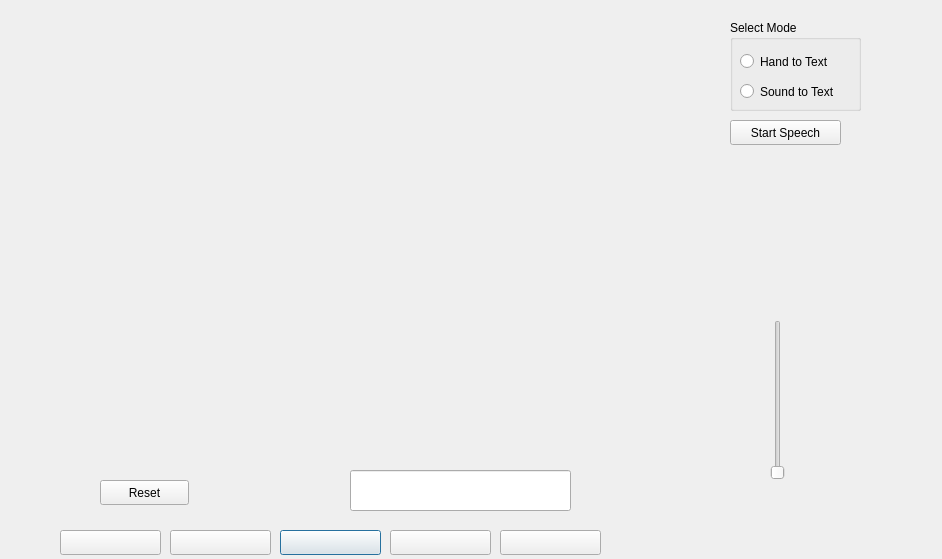
First picture: the form in src/yhj/total/drl_demo.ui, repository addinedu-ros-4th/deeplearning-repo-5, before the edit.
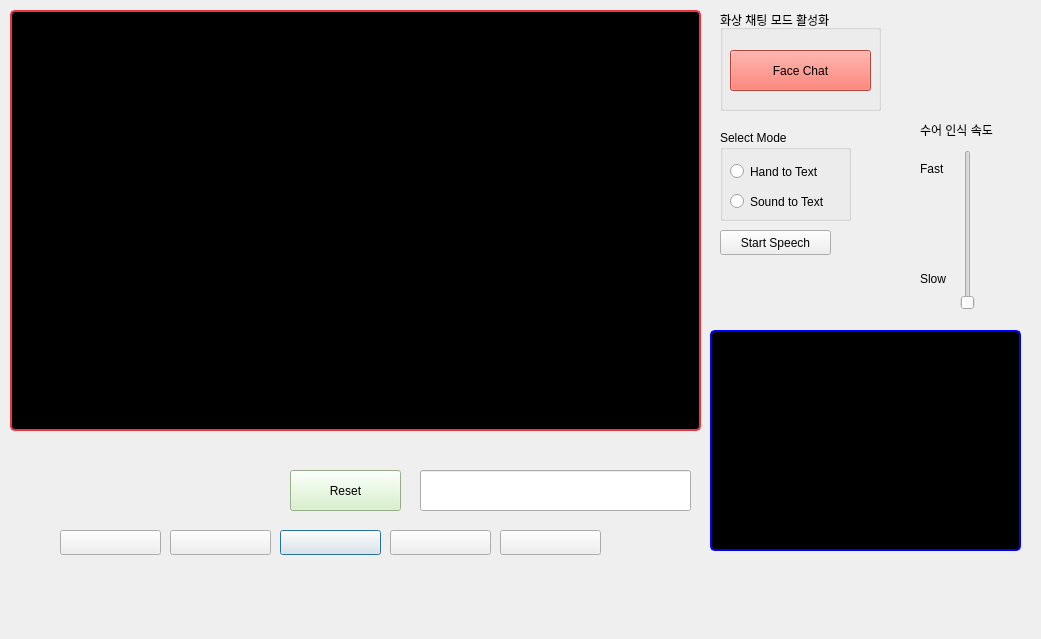
Second picture: the form after the edit.

```diff
--- a/src/yhj/total/drl_demo.ui
+++ b/src/yhj/total/drl_demo.ui
@@ -6,8 +6,8 @@
    <rect>
     <x>0</x>
     <y>0</y>
-    <width>942</width>
-    <height>559</height>
+    <width>1041</width>
+    <height>639</height>
    </rect>
   </property>
   <property name="windowTitle">
@@ -22,6 +22,14 @@
      <height>421</height>
     </rect>
    </property>
+   <property name="styleSheet">
+    <string notr="true">    background-color: rgb(0, 0, 0);
+    color: rgb(255, 255, 255);
+    border: 2px solid rgb(237, 51, 59);
+    border-radius: 5px;
+    padding: 5px;
+</string>
+   </property>
    <property name="text">
     <string/>
    </property>
@@ -29,9 +37,9 @@
   <widget class="QLineEdit" name="input">
    <property name="geometry">
     <rect>
-     <x>350</x>
+     <x>420</x>
      <y>470</y>
-     <width>221</width>
+     <width>271</width>
      <height>41</height>
     </rect>
    </property>
@@ -104,12 +112,16 @@
   <widget class="QPushButton" name="btn_reset">
    <property name="geometry">
     <rect>
-     <x>100</x>
-     <y>480</y>
-     <width>89</width>
-     <height>25</height>
+     <x>290</x>
+     <y>470</y>
+     <width>111</width>
+     <height>41</height>
     </rect>
    </property>
+   <property name="styleSheet">
+    <string notr="true">background-color: rgb(210, 241, 194);
+border-color: rgb(38, 162, 105);</string>
+   </property>
    <property name="text">
     <string>Reset</string>
    </property>
@@ -117,8 +129,8 @@
   <widget class="QGroupBox" name="groupBox">
    <property name="geometry">
     <rect>
-     <x>730</x>
-     <y>20</y>
+     <x>720</x>
+     <y>130</y>
      <width>131</width>
      <height>91</height>
     </rect>
@@ -156,8 +168,8 @@
   <widget class="QPushButton" name="record_btn">
    <property name="geometry">
     <rect>
-     <x>730</x>
-     <y>120</y>
+     <x>720</x>
+     <y>230</y>
      <width>111</width>
      <height>25</height>
     </rect>
@@ -182,12 +194,19 @@
   <widget class="QLabel" name="camera_screen">
    <property name="geometry">
     <rect>
-     <x>720</x>
-     <y>200</y>
-     <width>160</width>
-     <height>90</height>
+     <x>710</x>
+     <y>330</y>
+     <width>311</width>
+     <height>221</height>
     </rect>
    </property>
+   <property name="styleSheet">
+    <string notr="true">background-color: rgb(0, 0, 0);
+color: rgb(255, 255, 255);
+border: 2px solid rgb(0, 0, 255); /* 바깥 테두리 색상을 파란색(Blue)으로 변경 */
+border-radius: 5px;
+padding: 5px;</string>
+   </property>
    <property name="text">
     <string/>
    </property>
@@ -195,8 +214,8 @@
   <widget class="QSlider" name="hand_speed">
    <property name="geometry">
     <rect>
-     <x>770</x>
-     <y>320</y>
+     <x>960</x>
+     <y>150</y>
      <width>16</width>
      <height>160</height>
     </rect>
@@ -221,8 +240,8 @@
   <widget class="QLabel" name="speed_label">
    <property name="geometry">
     <rect>
-     <x>820</x>
-     <y>320</y>
+     <x>1000</x>
+     <y>150</y>
      <width>31</width>
      <height>20</height>
     </rect>
@@ -231,6 +250,74 @@
     <string/>
    </property>
   </widget>
+  <widget class="QGroupBox" name="groupBox_2">
+   <property name="geometry">
+    <rect>
+     <x>720</x>
+     <y>10</y>
+     <width>161</width>
+     <height>101</height>
+    </rect>
+   </property>
+   <property name="title">
+    <string>화상 채팅 모드 활성화</string>
+   </property>
+   <widget class="QPushButton" name="gestureButton">
+    <property name="geometry">
+     <rect>
+      <x>10</x>
+      <y>40</y>
+      <width>141</width>
+      <height>41</height>
+     </rect>
+    </property>
+    <property name="styleSheet">
+     <string notr="true">background-color: rgb(246, 97, 81);</string>
+    </property>
+    <property name="text">
+     <string>Face Chat</string>
+    </property>
+   </widget>
+  </widget>
+  <widget class="QLabel" name="label">
+   <property name="geometry">
+    <rect>
+     <x>920</x>
+     <y>120</y>
+     <width>91</width>
+     <height>20</height>
+    </rect>
+   </property>
+   <property name="text">
+    <string>수어 인식 속도</string>
+   </property>
+  </widget>
+  <widget class="QLabel" name="label_2">
+   <property name="geometry">
+    <rect>
+     <x>920</x>
+     <y>160</y>
+     <width>31</width>
+     <height>17</height>
+    </rect>
+   </property>
+   <property name="text">
+    <string>Fast</string>
+   </property>
+  </widget>
+  <widget class="QLabel" name="label_3">
+   <property name="geometry">
+    <rect>
+     <x>920</x>
+     <y>270</y>
+     <width>31</width>
+     <height>17</height>
+    </rect>
+   </property>
+   <property name="text">
+    <string>Slow</string>
+   </property>
+  </widget>
  </widget>
  <resources/>
  <connections/>
```
